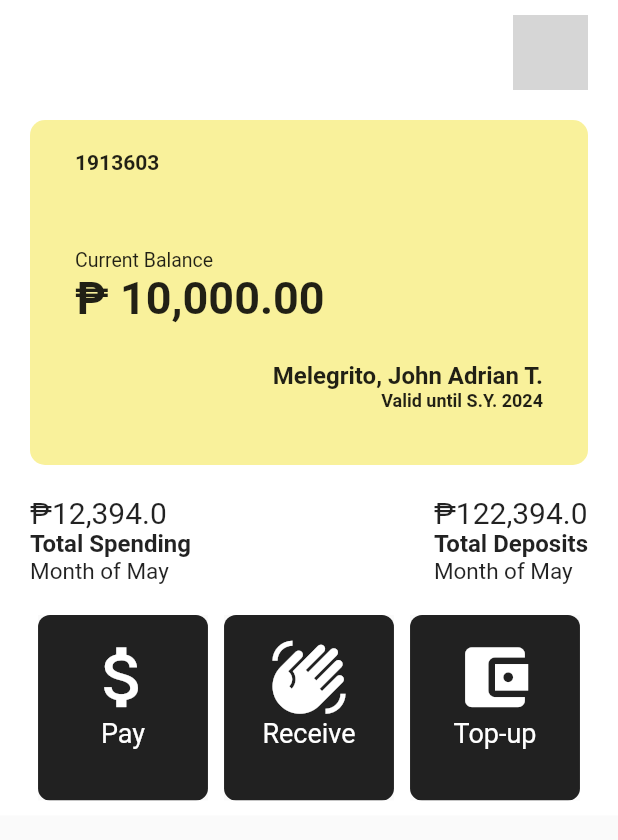
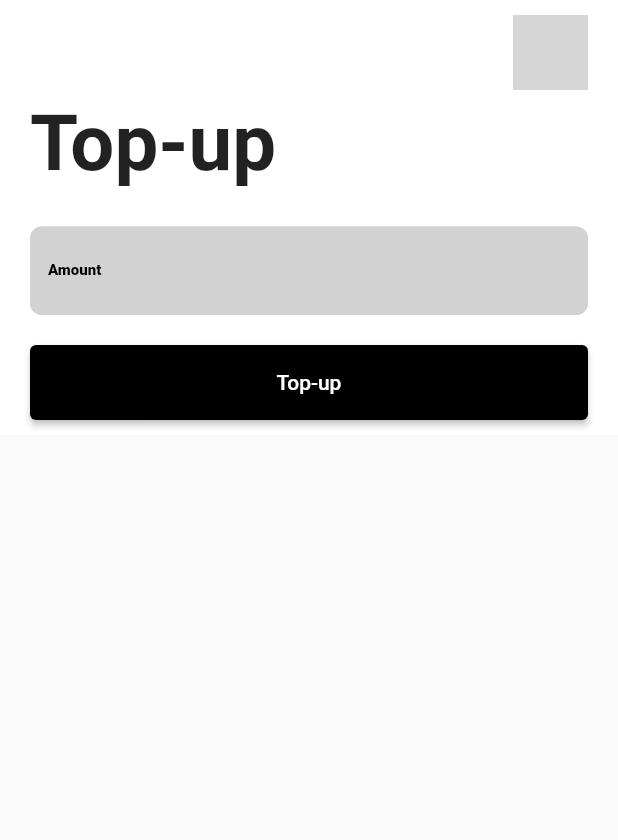
Before and after one commit to iansstuff15/TIP-Pay, a Flutter app: the Home screen opened by its route, after a tap on "Top-up", on a phone screen of 412 x 824 dp. Shown: the top 840 px of the screen. Run offline on Flutter 3.47's test engine with Material 2 defaults, Android fonts, the phone set to English and light mode, and no system bars; our stand-ins replace cloud_firestore, csv, firebase_core, get, qr_flutter; missing offline and left inert: mobile_scanner; accounts and stored records are empty; generated files the repository leaves out were written again; network calls fail; Roboto replaces fonts that are missing (SF UI Text); grey boxes are pictures that could not be loaded.

Commit message:
Added topup screen and QR scanner screen

```diff
--- a/lib/main.dart
+++ b/lib/main.dart
@@ -8,6 +8,7 @@ import 'package:tip_pay/screens/receive_main.dart';
 import 'package:tip_pay/screens/settings.dart';
 import 'package:tip_pay/screens/linkGmail.dart';
 import 'package:tip_pay/screens/bottom_nav.dart';
+import 'package:tip_pay/screens/topup_screen.dart';
 
 void main() {
   runApp(const MyApp());
@@ -30,6 +31,7 @@ class MyApp extends StatelessWidget {
         Settings.id: (context) => Settings(),
         InputBiller.id: (context) => InputBiller(),
         LinkGmail.id: (context) => const LinkGmail(),
+        TopupScreen.id: (context) => TopupScreen(),
       },
     );
   }
--- a/lib/screens/home.dart
+++ b/lib/screens/home.dart
@@ -6,6 +6,7 @@ import 'package:tip_pay/widgets/card.dart';
 import 'package:tip_pay/widgets/circleImage.dart';
 import 'package:tip_pay/screens/pay_main.dart';
 import 'package:tip_pay/screens/receive_main.dart';
+import 'package:tip_pay/screens/topup_screen.dart';
 
 class Home extends StatelessWidget {
   static String id = 'home';
@@ -171,7 +172,7 @@ class Home extends StatelessWidget {
                             borderRadius: BorderRadius.circular(8),
                             color: Colors.grey.shade900),
                         child: InkWell(
-                          onTap: () {},
+                          onTap: () {Get.to(TopupScreen());},
                           child: Column(
                             children: [
                               const Icon(
--- a/lib/screens/pay_main.dart
+++ b/lib/screens/pay_main.dart
@@ -4,6 +4,7 @@ import 'dart:ui';
 import 'package:flutter/material.dart';
 import 'package:get/get.dart';
 import 'package:tip_pay/screens/input_biller.dart';
+import 'package:tip_pay/screens/scanner_qr.dart';
 import 'package:tip_pay/widgets/circleImage.dart';
 
 class PayMain extends StatefulWidget {
@@ -110,7 +111,9 @@ class PayMain_ extends State<PayMain> {
                         borderRadius: BorderRadius.circular(8),
                         color: Colors.grey.shade900),
                     child: InkWell(
-                      onTap: () {},
+                      onTap: () {
+                        Get.to(ScannerQR());
+                      },
                       child: Row(
                         children: [
                           const Icon(
--- /dev/null
+++ b/lib/screens/topup_screen.dart
@@ -0,0 +1,72 @@
+// ignore_for_file: avoid_unnecessary_containers, sized_box_for_whitespace, prefer_const_literals_to_create_immutables
+
+import 'dart:ui';
+import 'package:get/get.dart';
+import 'package:flutter/material.dart';
+import 'package:tip_pay/screens/generate_qr.dart';
+import 'package:tip_pay/widgets/circleImage.dart';
+import 'package:tip_pay/widgets/input.dart';
+import 'package:tip_pay/widgets/button_text.dart';
+
+class TopupScreen extends StatefulWidget {
+  @override
+  static String id = 'Topup';
+  TopupScreen_ createState() => TopupScreen_();
+}
+
+class TopupScreen_ extends State<TopupScreen> {
+  @override
+  Widget build(BuildContext context) {
+    double height = MediaQuery.of(context).size.height;
+    double width = MediaQuery.of(context).size.width;
+
+    return Scaffold(
+      body: SafeArea(
+        child: SingleChildScrollView(
+          child: Container(
+            color: Colors.white,
+            padding: const EdgeInsets.symmetric(horizontal: 20, vertical: 10),
+            child:
+                Column(crossAxisAlignment: CrossAxisAlignment.start, children: [
+              Row(
+                mainAxisAlignment: MainAxisAlignment.end,
+                children: [
+                  CircleImage(),
+                ],
+              ),
+              const SizedBox(
+                height: 5,
+              ),
+              const Text(
+                "Top-up",
+                style: TextStyle(fontSize: 52, fontWeight: FontWeight.bold),
+              ),
+              const SizedBox(
+                height: 5,
+              ),
+              // const Text(
+              //   "Input Biller",
+              //   style: TextStyle(fontSize: 20, fontWeight: FontWeight.bold),
+              // ),
+              const SizedBox(height: 20),
+              Input("Amount", TextInputType.number, false),
+              const SizedBox(height: 20),
+              SizedBox(
+                  height: 50, //height of button
+                  width:
+                      double.infinity, //width of button equal to parent widget
+                  child: ElevatedButton(
+                    style: ElevatedButton.styleFrom(
+                      primary: Colors.black,
+                    ),
+                    onPressed: () {},
+                    child: const Text("Top-up"),
+                    //parameters of Button class
+                  ))
+            ]),
+          ),
+        ),
+      ),
+    );
+  }
+}
```
Also changed, not shown: lib/screens/scanner_qr.dart (added, +27 -0 lines).
